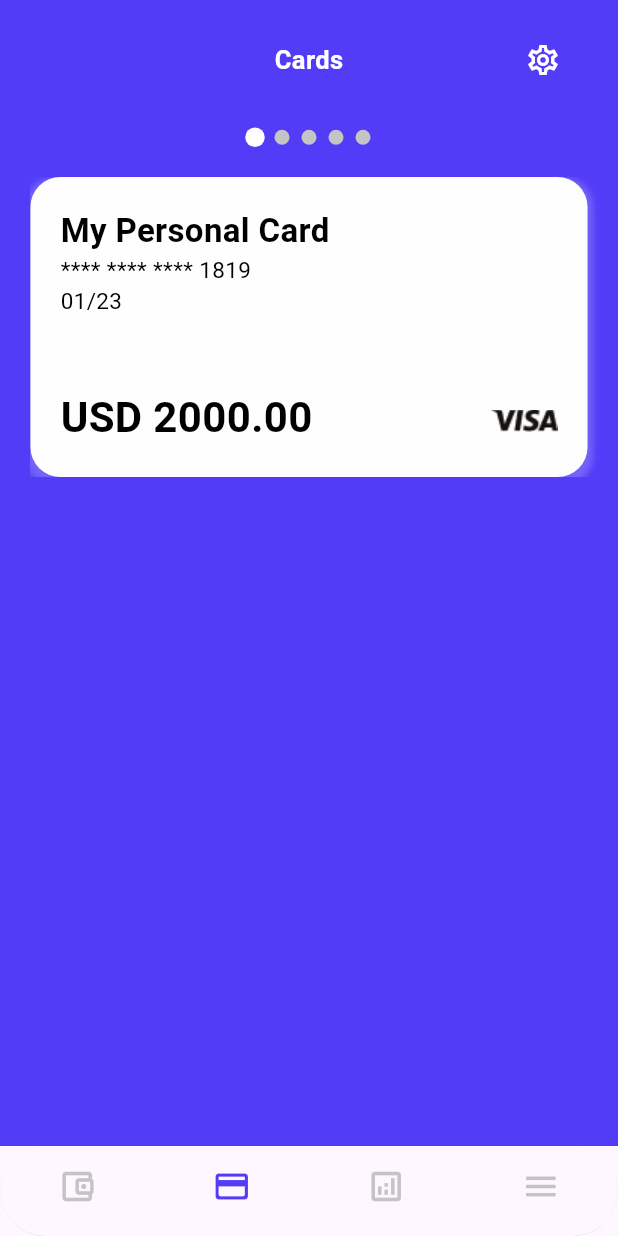
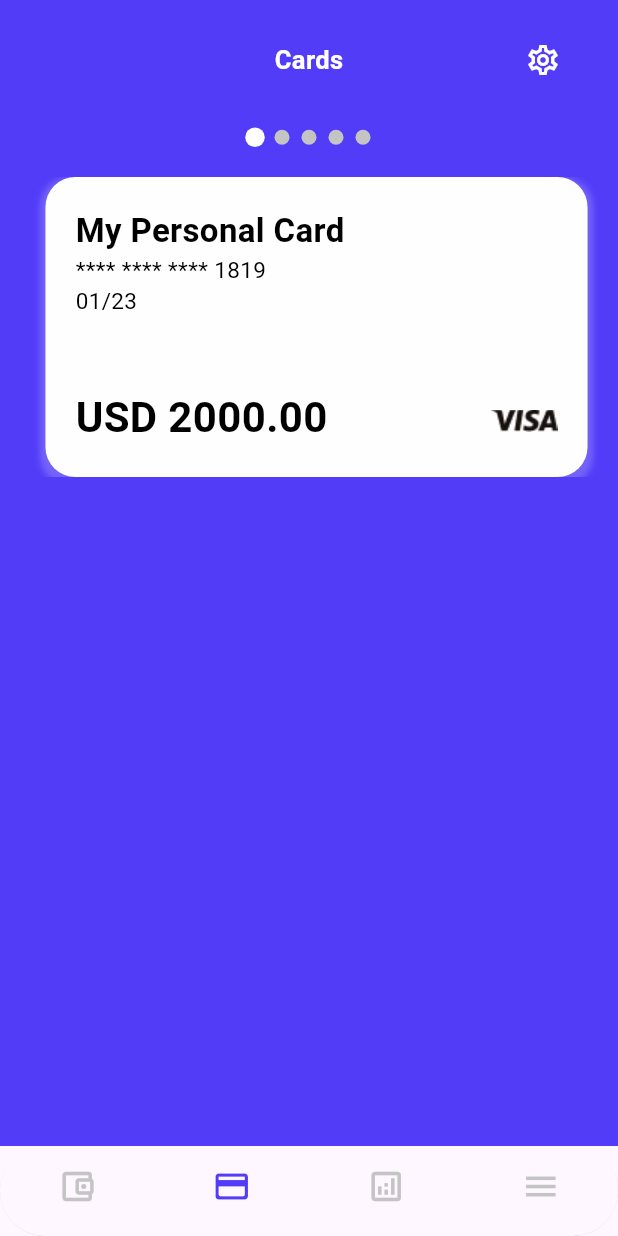
Before and after one commit to HOPDigital/finance-app, a Flutter app: the BottomBar screen opened directly, item 2 of the bottom bar chosen, on a phone screen of 412 x 824 dp. Run offline on Flutter 3.47's test engine with Material 2 defaults, Android fonts, the phone set to English and light mode, and no system bars; drawn by our look-alikes of smooth_page_indicator; our stand-ins replace animated_splash_screen, gap, get, page_transition, pin_code_fields, shared_preferences; accounts and stored records are empty; Roboto replaces fonts that are missing (Montserrat Bold, Montserrat Regular, Montserrat SemiBold).

Commit message:
fixed padding spacing on credit card widget

```diff
--- a/client/lib/widgets/credit_card/credit_card.dart
+++ b/client/lib/widgets/credit_card/credit_card.dart
@@ -14,16 +14,17 @@ class CreditCardWidget extends StatelessWidget {
       height: 200,
       width: 350,
       padding: const EdgeInsets.all(20),
-      margin: const EdgeInsets.only(right: 10.0),
+      margin: const EdgeInsets.symmetric(horizontal: 10.0),
       decoration: BoxDecoration(
         borderRadius: BorderRadius.circular(20),
         color: card.color,
         boxShadow: [
           BoxShadow(
-              color: card.color.withOpacity(.2),
-              spreadRadius: 3,
-              blurRadius: 3,
-              offset: const Offset(0, 3))
+            color: card.color.withOpacity(.2),
+            spreadRadius: 3,
+            blurRadius: 3,
+            offset: const Offset(0, 3),
+          ),
         ],
       ),
       child: Stack(
```
